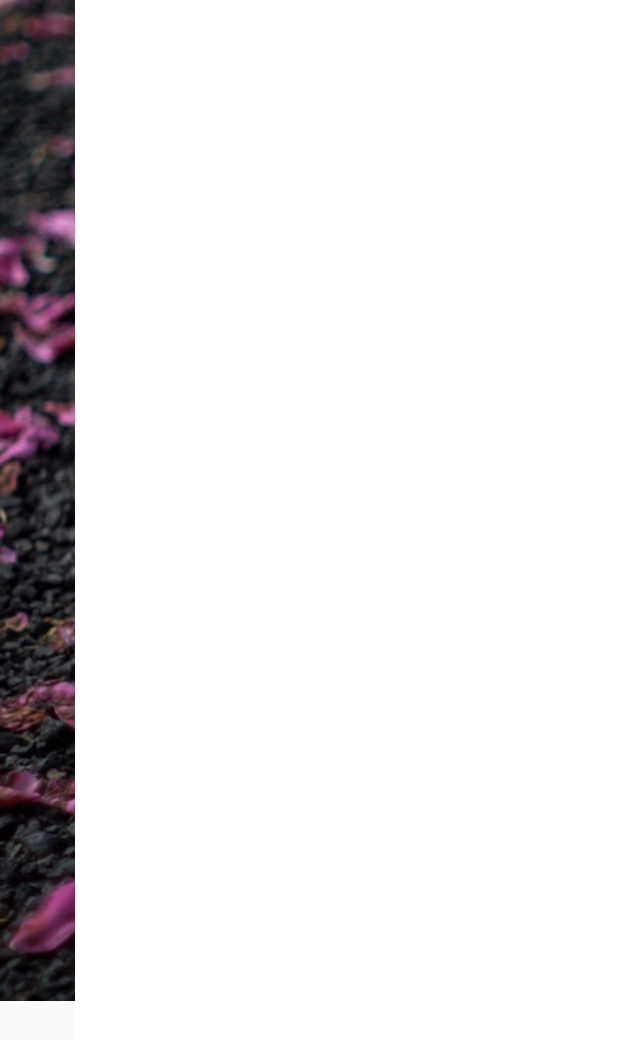
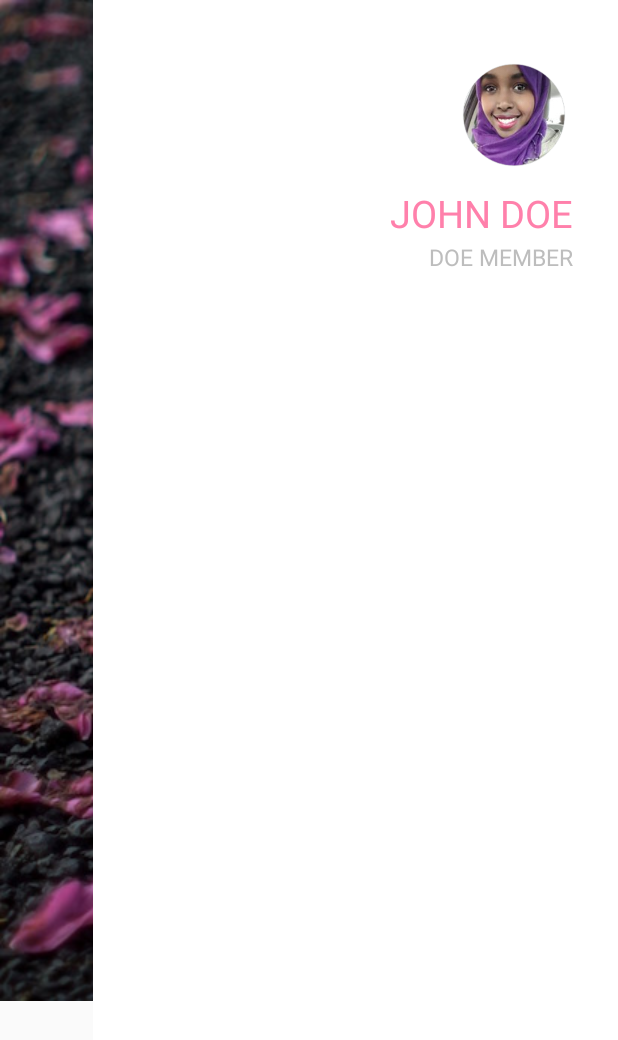
Before and after one commit to 5adiyah/DoeApp, an Android app: the ProfileActivity screen opened directly, with no data from a screen before it, on a phone screen of 412 x 824 dp. Shown: the top 1040 px of the screen. Run offline under Robolectric (Android 15) with nearby library versions, the phone set to English and light mode, and no system bars.

Commit message:
Add profile page pic and name

```diff
--- a/app/src/main/res/layout/activity_profile.xml
+++ b/app/src/main/res/layout/activity_profile.xml
@@ -15,16 +15,57 @@
         android:src="@drawable/backgrnd2"
         android:scaleType="matrix" />
 
-    <android.support.v7.widget.LinearLayoutCompat
-        android:layout_width="match_parent"
+    <!--<android.support.v7.widget.LinearLayoutCompat-->
+    <!--android:layout_width="match_parent"-->
+    <!--android:layout_height="match_parent"-->
+    <!--android:layout_alignParentRight="true"-->
+    <!--android:layout_alignParentEnd="true"-->
+    <!--android:layout_marginLeft="50dp"-->
+    <!--android:background="@color/WhiteIconText">-->
+    <!--</android.support.v7.widget.LinearLayoutCompat>-->
+
+    <RelativeLayout xmlns:android="http://schemas.android.com/apk/res/android"
+        xmlns:tools="http://schemas.android.com/tools"
+        android:layout_width="350dp"
         android:layout_height="match_parent"
         android:layout_alignParentRight="true"
-        android:layout_alignParentEnd="true"
-        android:layout_marginLeft="50dp"
-        android:background="@color/WhiteIconText">
+        android:background="@color/WhiteIconText"
+        tools:context="com.example.guest.daughtersofeve.MainActivity">
 
 
+        <ImageView
+            android:layout_width="match_parent"
+            android:layout_height="100dp"
+            android:id="@+id/loginLogo"
+            android:layout_alignParentTop="true"
+            android:layout_marginTop="30dp"
+            android:layout_marginRight="-210dp"
+            android:src="@drawable/profilePic"/>
 
-    </android.support.v7.widget.LinearLayoutCompat>
+        <TextView
+            android:layout_width="wrap_content"
+            android:layout_height="wrap_content"
+            android:text="JOHN DOE"
+            android:id="@+id/profileName"
+            android:layout_below="@+id/loginLogo"
+            android:layout_alignParentRight="true"
+            android:layout_marginTop="-5dp"
+            android:layout_marginRight="30dp"
+            android:textColor="@color/PinkAccent100"
+            android:textSize="25sp" />
+
+        <TextView
+            android:layout_width="wrap_content"
+            android:layout_height="wrap_content"
+            android:text="DOE MEMBER"
+            android:id="@+id/profileSettings"
+            android:layout_below="@+id/profileName"
+            android:layout_alignParentRight="true"
+            android:layout_marginTop="1dp"
+            android:layout_marginRight="30dp"
+            android:textColor="@color/GreyLight"
+            android:textSize="15sp" />
+
+    </RelativeLayout>
 
 </RelativeLayout>
```
Also changed, not shown: app/src/main/res/drawable/profilePic.png (added).
